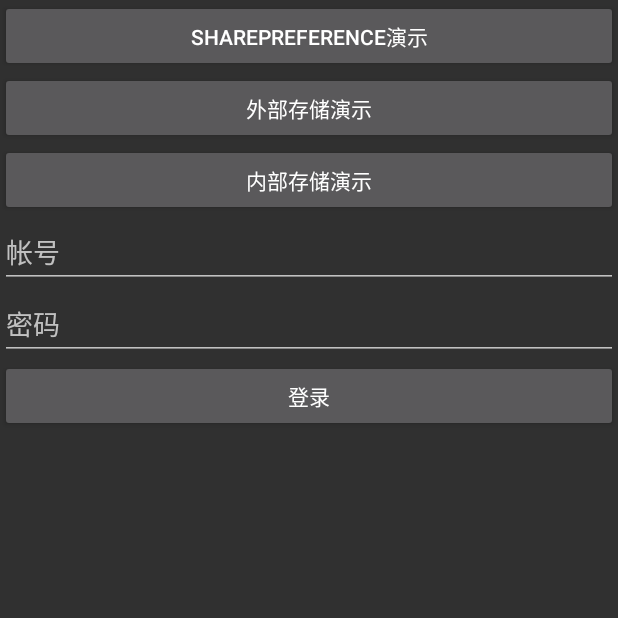
After one commit to Super-Boom/android_study, an Android app: the fragment LoginFragment placed in its activity, on a phone screen of 412 x 824 dp, the top half of it. The commit adds this screen. Run offline under Robolectric (Android 15) with nearby library versions, the phone set to English and light mode, and no system bars.

Commit message:
use sharePreference save login data

```diff
--- a/app/src/main/java/com/xzg/androidstudy/MainActivity.java
+++ b/app/src/main/java/com/xzg/androidstudy/MainActivity.java
@@ -56,7 +56,7 @@ public class MainActivity extends AppCompatActivity {
             new BtnItem("", "跳转到异步页面", R.id.to_async_task_page, AsyncTaskActivity.class),
             new BtnItem("", "异步任务进度条", R.id.async_task_progress, ProcessBarActivity.class),
             new BtnItem("cardView", "cardview_page", R.id.card_view_page, null),
-            new BtnItem("storage_demo", "shared_prefs_demo_btn", R.id.share_prefs_demo_btn, SharedPrefsActivity.class),
+            new BtnItem("storage_demo", "试用sharePreferences本地储存", R.id.share_prefs_demo_btn, SharedPrefsActivity.class),
             new BtnItem("fragment_demo", "to_fragment_demo_page", R.id.to_fragment_demo_page, FragmentDemoActivity.class),
             new BtnItem("", "test1", R.id.test1, null),
             new BtnItem("", "test2", R.id.test2, null),
--- a/app/src/main/java/com/xzg/androidstudy/SharedPrefsActivity.java
+++ b/app/src/main/java/com/xzg/androidstudy/SharedPrefsActivity.java
@@ -1,26 +1,47 @@
 package com.xzg.androidstudy;
 
 import androidx.appcompat.app.AppCompatActivity;
+import androidx.fragment.app.FragmentManager;
+import androidx.fragment.app.FragmentTransaction;
 
+import android.content.SharedPreferences;
 import android.os.Bundle;
 import android.view.View;
+import android.widget.Button;
+import android.widget.EditText;
+import android.widget.Toast;
+
+import com.xzg.androidstudy.ui.LoginFragment;
 
 public class SharedPrefsActivity extends AppCompatActivity {
+
+    private EditText accEdt, pwdEdt;
 
     @Override
     protected void onCreate(Bundle savedInstanceState) {
         super.onCreate(savedInstanceState);
         setContentView(R.layout.activity_shared_prefs);
 
-    }
+        Button sharePrefsBtn = findViewById(R.id.share_preference_show);
+        sharePrefsBtn.setOnClickListener(new ClickHandler());
 
 
+//        Button loginBtn = findViewById(R.id.login);
+//        loginBtn.setOnClickListener(new ClickHandler());
+    }
 
 
     class ClickHandler implements View.OnClickListener {
         @Override
         public void onClick(View v) {
             int id = v.getId();
+            if (id == R.id.share_preference_show) {
+                FragmentManager fragmentManager = getSupportFragmentManager();
+                FragmentTransaction fragmentTransaction = fragmentManager.beginTransaction();
+
+                LoginFragment loginFragment = new LoginFragment();
+                fragmentTransaction.add(R.id.share_preference, loginFragment).commit();
+            }
         }
     }
 }
--- /dev/null
+++ b/app/src/main/java/com/xzg/androidstudy/ui/LoginFragment.java
@@ -0,0 +1,57 @@
+package com.xzg.androidstudy.ui;
+
+import android.app.Activity;
+import android.content.SharedPreferences;
+import android.os.Bundle;
+
+import androidx.fragment.app.Fragment;
+
+import android.view.LayoutInflater;
+import android.view.View;
+import android.view.ViewGroup;
+import android.widget.Button;
+import android.widget.EditText;
+import android.widget.Toast;
+
+import com.xzg.androidstudy.R;
+import com.xzg.androidstudy.SharedPrefsActivity;
+
+public class LoginFragment extends Fragment {
+
+    private EditText accEdt, pwdEdt;
+
+    @Override
+    public View onCreateView(LayoutInflater inflater, ViewGroup container,
+                             Bundle savedInstanceState) {
+        View view = inflater.inflate(R.layout.fragment_login, container, false);
+        Button btn = view.findViewById(R.id.login);
+        // Inflate the layout for this fragment
+        btn.setOnClickListener(new View.OnClickListener() {
+            @Override
+            public void onClick(View v) {
+                // 1.获取两个输入框的内容
+                accEdt = view.findViewById(R.id.account);
+                pwdEdt = view.findViewById(R.id.pwd);
+                String account = accEdt.getText().toString();
+                String pwd = pwdEdt.getText().toString();
+                // 2.验证(admin,123)
+                if (account.equals("admin") && pwd.equals("123")) {
+                    // 2.1存储信息到SharePreference
+                    // 获取SharePreference对象(1:文件名，2:模式)
+                    Activity act = getActivity();
+                    SharedPreferences sharedPreferences = act.getSharedPreferences("myshare", act.MODE_PRIVATE);
+                    // 获取Editor对象
+                    SharedPreferences.Editor edt = sharedPreferences.edit();
+                    // 存储信息
+                    edt.putString("account", account);
+                    edt.putString("pwd", pwd);
+                    edt.apply();
+                } else {
+                    // 2.2验证失败，提示用户
+                    Toast.makeText(getActivity(), "帐号或密码错误", Toast.LENGTH_SHORT).show();
+                }
+            }
+        });
+        return view;
+    }
+}
--- a/app/src/main/res/layout/activity_shared_prefs.xml
+++ b/app/src/main/res/layout/activity_shared_prefs.xml
@@ -24,4 +24,10 @@
         android:layout_width="match_parent"
         android:layout_height="wrap_content"
         android:text="内部存储演示" />
+
+    <!--fragment 占位符-->
+    <FrameLayout
+        android:id="@+id/share_preference"
+        android:layout_width="match_parent"
+        android:layout_height="match_parent"/>
 </LinearLayout>
--- /dev/null
+++ b/app/src/main/res/layout/fragment_login.xml
@@ -0,0 +1,34 @@
+<?xml version="1.0" encoding="utf-8"?>
+<FrameLayout xmlns:android="http://schemas.android.com/apk/res/android"
+    xmlns:tools="http://schemas.android.com/tools"
+    android:layout_width="match_parent"
+    android:layout_height="match_parent"
+    tools:context=".ui.LoginFragment">
+
+    <!-- TODO: Update blank fragment layout -->
+    <LinearLayout
+        android:layout_width="match_parent"
+        android:layout_height="wrap_content"
+        android:orientation="vertical">
+
+        <EditText
+            android:id="@+id/account"
+            android:layout_width="match_parent"
+            android:layout_height="wrap_content"
+            android:hint="帐号" />
+
+        <EditText
+            android:id="@+id/pwd"
+            android:layout_width="match_parent"
+            android:layout_height="wrap_content"
+            android:hint="密码"
+            android:inputType="textPassword" />
+
+        <Button
+            android:id="@+id/login"
+            android:layout_width="match_parent"
+            android:layout_height="wrap_content"
+            android:text="登录" />
+    </LinearLayout>
+
+</FrameLayout>
```
